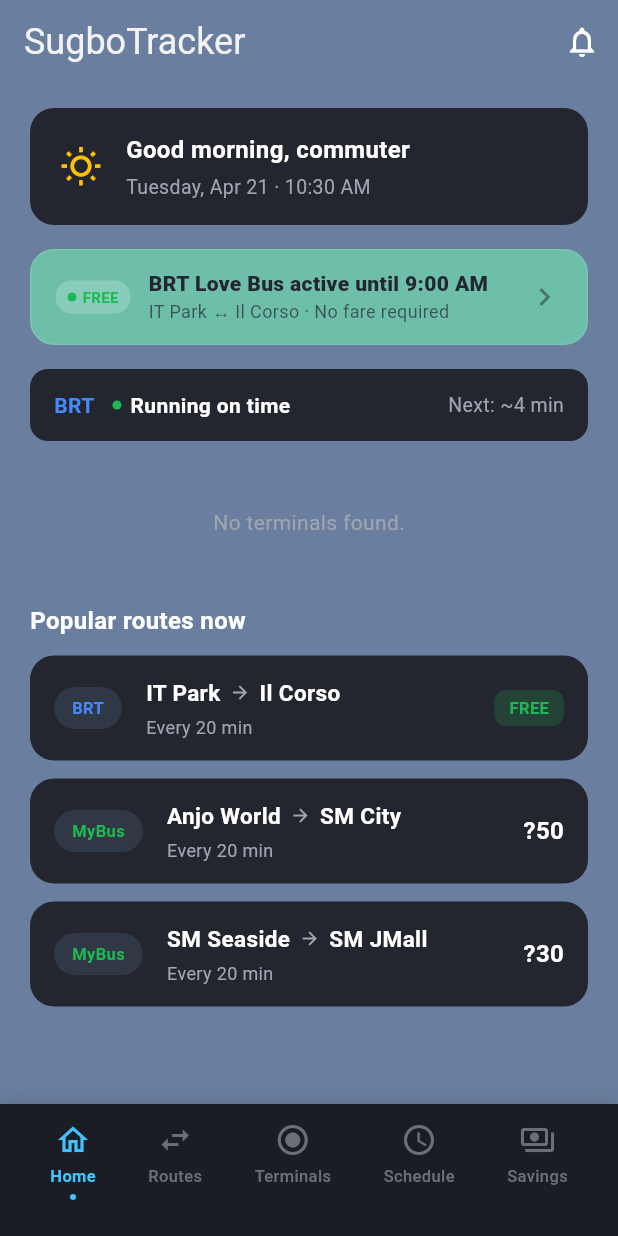
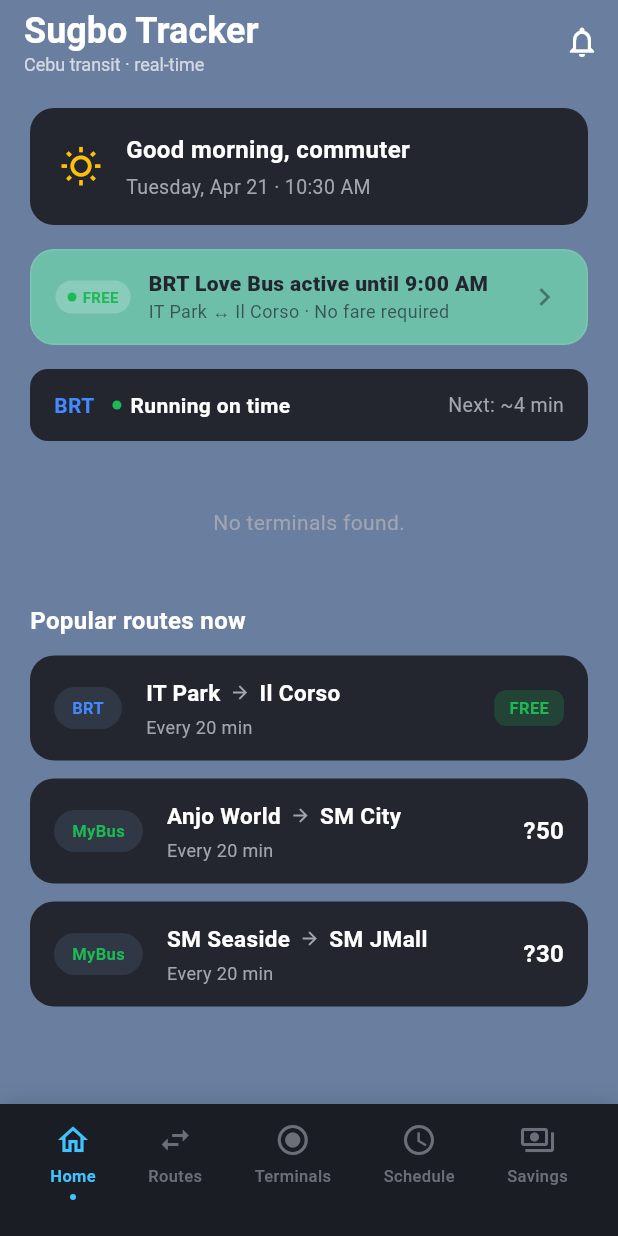
Before and after one commit to andreswooshik/Sugbo-Terminal-Tracker, a Flutter app: the screen it shows after launch, on a phone screen of 412 x 824 dp. Run offline on Flutter 3.47's test engine with Material 3 defaults, Android fonts, the phone set to English and light mode, and no system bars; our stand-ins replace flutter_dotenv, flutter_riverpod, freezed_annotation, rxdart, supabase_flutter; accounts and stored records are empty; Roboto replaces fonts that are missing (Righteous).

Commit message:
updated AppBar title and subtitle in home tab

```diff
--- a/sugbo_terminal_tracker/lib/features/routes/screens/routes_screen.dart
+++ b/sugbo_terminal_tracker/lib/features/routes/screens/routes_screen.dart
@@ -38,17 +38,9 @@
         0xFF6B7B9E,
       ), // Background color showing behind Cards
       appBar: AppBar(
+        automaticallyImplyLeading: false,
         backgroundColor: Colors.transparent,
         elevation: 0,
-        leading: IconButton(
-          icon: const Icon(Icons.arrow_back, color: Colors.white),
-          onPressed: () {
-            // Check if we can pop to avoid black screen, or just let bottom nav handle it
-            if (Navigator.canPop(context)) {
-              Navigator.pop(context);
-            }
-          },
-        ),
         title: Column(
           crossAxisAlignment: CrossAxisAlignment.start,
           children: const [
--- a/sugbo_terminal_tracker/lib/features/terminal_tracker/presentation/screens/home_screen.dart
+++ b/sugbo_terminal_tracker/lib/features/terminal_tracker/presentation/screens/home_screen.dart
@@ -53,13 +53,22 @@
       appBar: AppBar(
         backgroundColor: Colors.transparent,
         elevation: 0,
-        title: const Text(
-          'SugboTracker',
-          style: TextStyle(
-            fontFamily: 'Righteous',
-            color: Color.fromARGB(255, 243, 243, 243),
-            fontSize: 24,
-          ),
+        title: Column(
+          crossAxisAlignment: CrossAxisAlignment.start,
+          children: const [
+            Text(
+              'Sugbo Tracker',
+              style: TextStyle(
+                color: Colors.white,
+                fontWeight: FontWeight.bold,
+                fontSize: 24,
+              ),
+            ),
+            Text(
+              'Cebu transit · real-time',
+              style: TextStyle(color: Colors.white70, fontSize: 12),
+            ),
+          ],
         ),
         actions: [
           IconButton(
```
